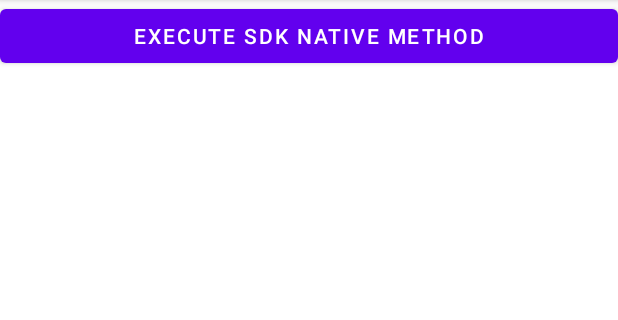
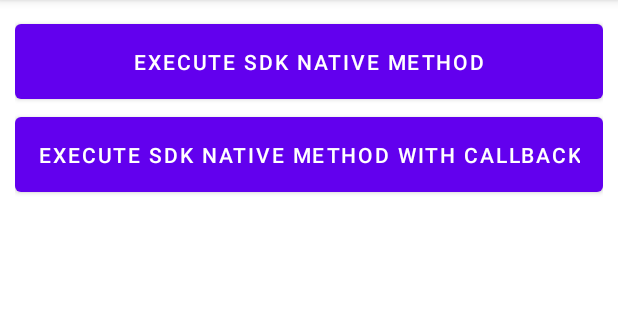
Before and after one commit to milos85vasic/Multiplatform-SDK-Template, an Android app: the screen it shows after launch (MainActivity), on a phone screen of 412 x 824 dp, the part 84-404 px from its top. Run offline under Robolectric (Android 15) with nearby library versions, the phone set to English and light mode, and no system bars.

Commit message:
Native callback example.

```diff
--- a/Android/Application/src/main/java/example/sdk/client/MainActivity.kt
+++ b/Android/Application/src/main/java/example/sdk/client/MainActivity.kt
@@ -3,24 +3,52 @@ package example.sdk.client
 import android.os.Bundle
 import android.util.Log
 import android.widget.Button
+import android.widget.Toast
 import androidx.appcompat.app.AppCompatActivity
+import example.sdk.Callback
 import example.sdk.SDK
 
 class MainActivity : AppCompatActivity() {
 
     private val tag = MainActivity::class.simpleName
 
+    private val callback = object : Callback {
+
+        override fun onSuccess(success: Boolean) {
+
+            val msg = "Callback executed, success: $success"
+
+            Log.v(tag, msg)
+
+            Toast
+                .makeText(this@MainActivity, msg, Toast.LENGTH_SHORT)
+                .show()
+        }
+    }
+
     override fun onCreate(savedInstanceState: Bundle?) {
         super.onCreate(savedInstanceState)
 
         setContentView(R.layout.activity_main)
 
-        val button = findViewById<Button>(R.id.execute_sdk_native_method)
-        button.setOnClickListener {
+        val btnNativeMethod = findViewById<Button>(R.id.execute_sdk_native_method)
+        btnNativeMethod.setOnClickListener {
 
 
             val boostInfo = SDK.getBoostInfo()
-            Log.v(tag, "Boost version: ${boostInfo.version}")
+            val msg = "Boost version: ${boostInfo.version}"
+
+            Log.v(tag, msg)
+
+            Toast
+                .makeText(this, msg, Toast.LENGTH_SHORT)
+                .show()
+        }
+
+        val btnNativeCallback = findViewById<Button>(R.id.execute_sdk_native_method_with_callback)
+        btnNativeCallback.setOnClickListener {
+
+            SDK.tryCallback(callback)
         }
     }
 }
--- a/Android/Application/src/main/res/layout/activity_main.xml
+++ b/Android/Application/src/main/res/layout/activity_main.xml
@@ -4,12 +4,21 @@
     android:layout_width="match_parent"
     android:layout_height="match_parent"
     android:orientation="vertical"
+    android:padding="10dp"
     tools:context=".MainActivity">
 
     <Button
         android:id="@+id/execute_sdk_native_method"
         android:layout_width="match_parent"
         android:layout_height="wrap_content"
+        android:padding="15dp"
         android:text="@string/execute_sdk_native_method" />
 
+    <Button
+        android:id="@+id/execute_sdk_native_method_with_callback"
+        android:layout_width="match_parent"
+        android:layout_height="wrap_content"
+        android:padding="15dp"
+        android:text="@string/execute_sdk_native_method_with_callback" />
+
 </LinearLayout>
--- a/Android/Application/src/main/res/values/strings.xml
+++ b/Android/Application/src/main/res/values/strings.xml
@@ -2,4 +2,5 @@
     <string name="app_name">Try native SDK</string>
 
     <string name="execute_sdk_native_method">Execute SDK native method</string>
+    <string name="execute_sdk_native_method_with_callback">Execute SDK native method with callback</string>
 </resources>
--- a/Android/SDK/build.gradle
+++ b/Android/SDK/build.gradle
@@ -16,7 +16,6 @@ android {
         versionName "1.0"
 
         testInstrumentationRunner "androidx.test.runner.AndroidJUnitRunner"
-        consumerProguardFiles "consumer-rules.pro"
 
         externalNativeBuild {
 
--- /dev/null
+++ b/Android/SDK/src/main/java/example/sdk/Callback.kt
@@ -0,0 +1,6 @@
+package example.sdk
+
+interface Callback {
+
+    fun onSuccess(success: Boolean)
+}
--- a/Android/SDK/src/main/java/example/sdk/SDK.kt
+++ b/Android/SDK/src/main/java/example/sdk/SDK.kt
@@ -14,4 +14,6 @@ object SDK {
     external fun getBoostVersion(): String
 
     external fun getBoostInfo(): BoostInfo
+
+    external fun tryCallback(callback: Callback)
 }
```
Also changed, not shown: 3 other files.
